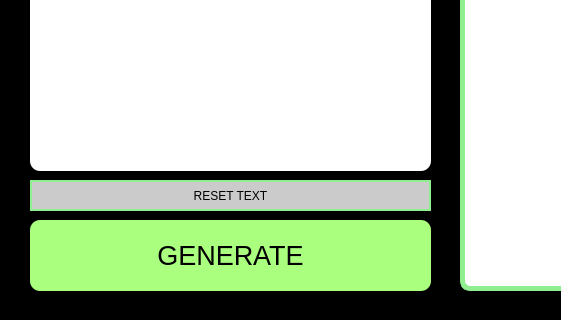
Old version of the form gui/grammar_automata_task.ui in the repository SamandarYokubov/CompilerCourseTasks; both pictures show x 0 to 561 and y 380 to 700 of the 1000 by 700 pixel window.
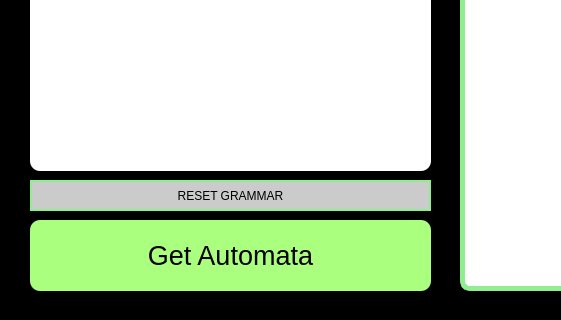
New version of the form.

Diff of the .ui file:
```diff
--- a/gui/grammar_automata_task.ui
+++ b/gui/grammar_automata_task.ui
@@ -72,7 +72,7 @@
 </string>
    </property>
    <property name="text">
-    <string>GENERATE</string>
+    <string>Get Automata</string>
    </property>
    <property name="default">
     <bool>true</bool>
@@ -158,7 +158,7 @@
 </string>
    </property>
    <property name="text">
-    <string>RESET TEXT</string>
+    <string>RESET GRAMMAR</string>
    </property>
   </widget>
   <widget class="QTextEdit" name="grammar_input">
```
